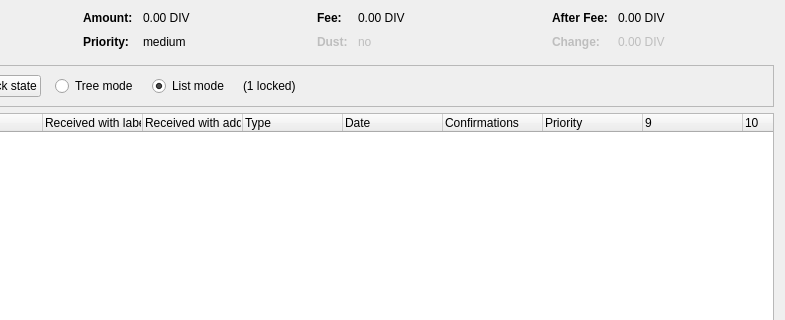
First picture: the form in Astra/src/qt/forms/coincontroldialog.ui, repository KingricharVD/Astra-Coin, before the edit; both pictures show x 169 to 954 and y 0 to 320 of the 954 by 500 pixel window.
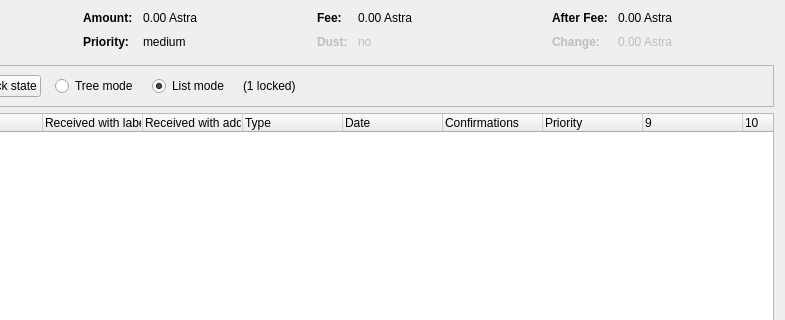
Second picture: the form after the edit. Custom widgets are drawn as their Qt base class.

Patch:
```diff
--- a/Astra/src/qt/forms/coincontroldialog.ui
+++ b/Astra/src/qt/forms/coincontroldialog.ui
@@ -132,7 +132,7 @@
           <enum>Qt::ActionsContextMenu</enum>
          </property>
          <property name="text">
-          <string notr="true">0.00 DIV</string>
+          <string notr="true">0.00 Astra</string>
          </property>
          <property name="textInteractionFlags">
           <set>Qt::LinksAccessibleByMouse|Qt::TextSelectableByKeyboard|Qt::TextSelectableByMouse</set>
@@ -206,7 +206,7 @@
           <enum>Qt::ActionsContextMenu</enum>
          </property>
          <property name="text">
-          <string notr="true">0.00 DIV</string>
+          <string notr="true">0.00 Astra</string>
          </property>
          <property name="textInteractionFlags">
           <set>Qt::LinksAccessibleByMouse|Qt::TextSelectableByKeyboard|Qt::TextSelectableByMouse</set>
@@ -286,7 +286,7 @@
           <enum>Qt::ActionsContextMenu</enum>
          </property>
          <property name="text">
-          <string notr="true">0.00 DIV</string>
+          <string notr="true">0.00 Astra</string>
          </property>
          <property name="textInteractionFlags">
           <set>Qt::LinksAccessibleByMouse|Qt::TextSelectableByKeyboard|Qt::TextSelectableByMouse</set>
@@ -321,7 +321,7 @@
           <enum>Qt::ActionsContextMenu</enum>
          </property>
          <property name="text">
-          <string notr="true">0.00 DIV</string>
+          <string notr="true">0.00 Astra</string>
          </property>
          <property name="textInteractionFlags">
           <set>Qt::LinksAccessibleByMouse|Qt::TextSelectableByKeyboard|Qt::TextSelectableByMouse</set>
```
